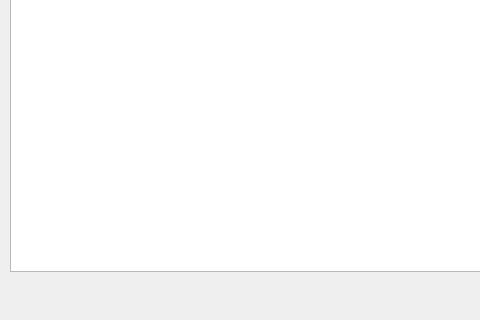
Before: the Qt Designer form mainwindow.ui in khamidou/Bug_Attack, drawn with Qt 5; both pictures show x 0 to 480 and y 280 to 600 of the 800 by 600 pixel window.
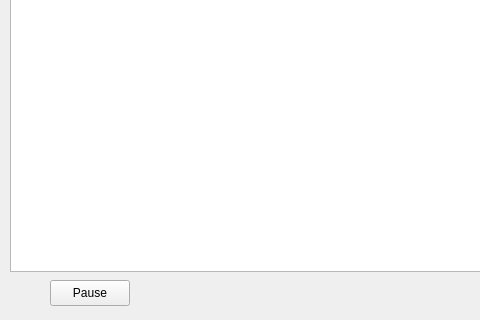
After: the same form once the commit is applied.

Commit message: ajouté un bouton pause

The edit to the form file:
```diff
--- a/mainwindow.ui
+++ b/mainwindow.ui
@@ -239,6 +239,19 @@
      <set>Qt::AlignLeading|Qt::AlignLeft|Qt::AlignTop</set>
     </property>
    </widget>
+   <widget class="QPushButton" name="pauseButton">
+    <property name="geometry">
+     <rect>
+      <x>50</x>
+      <y>560</y>
+      <width>80</width>
+      <height>26</height>
+     </rect>
+    </property>
+    <property name="text">
+     <string>Pause</string>
+    </property>
+   </widget>
   </widget>
  </widget>
  <layoutdefault spacing="6" margin="11"/>
```
The commit also changes 9 other files.
